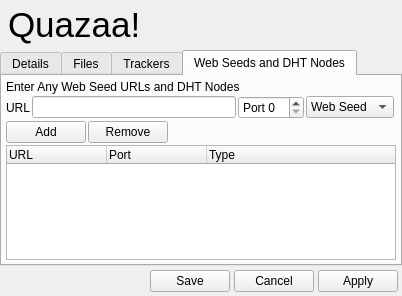
Old version of the form Quazaa/UI/dialogcreatetorrent.ui in the repository c3c/quazaa.
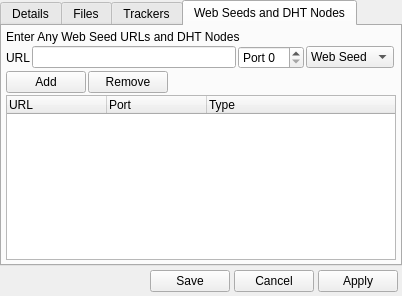
New version of the form. Icons and pictures are not drawn.

Diff of the .ui file:
```diff
--- a/Quazaa/UI/dialogcreatetorrent.ui
+++ b/Quazaa/UI/dialogcreatetorrent.ui
@@ -39,7 +39,7 @@
    <property name="spacing">
     <number>0</number>
    </property>
-   <item row="1" column="0">
+   <item row="0" column="0">
     <widget class="QTabWidget" name="tabsCreateTorrent">
      <property name="currentIndex">
       <number>3</number>
@@ -413,64 +413,7 @@
      </widget>
     </widget>
    </item>
-   <item row="0" column="0">
-    <widget class="QFrame" name="frameCommonHeader">
-     <property name="minimumSize">
-      <size>
-       <width>0</width>
-       <height>50</height>
-      </size>
-     </property>
-     <property name="maximumSize">
-      <size>
-       <width>16777215</width>
-       <height>50</height>
-      </size>
-     </property>
-     <property name="frameShape">
-      <enum>QFrame::NoFrame</enum>
-     </property>
-     <property name="frameShadow">
-      <enum>QFrame::Raised</enum>
-     </property>
-     <layout class="QGridLayout" name="gridLayout_23">
-      <property name="margin">
-       <number>1</number>
-      </property>
-      <property name="spacing">
-       <number>0</number>
-      </property>
-      <item row="0" column="0">
-       <widget class="QLabel" name="labelLogo">
-        <property name="styleSheet">
-         <string notr="true">background-color: transparent;</string>
-        </property>
-        <property name="pixmap">
-         <pixmap resource="../Resource.qrc">:/Resource/Quazaa48.png</pixmap>
-        </property>
-       </widget>
-      </item>
-      <item row="0" column="1">
-       <widget class="QLabel" name="labelHeaderText">
-        <property name="sizePolicy">
-         <sizepolicy hsizetype="MinimumExpanding" vsizetype="Preferred">
-          <horstretch>0</horstretch>
-          <verstretch>0</verstretch>
-         </sizepolicy>
-        </property>
-        <property name="text">
-         <string notr="true">&lt;!DOCTYPE HTML PUBLIC &quot;-//W3C//DTD HTML 4.0//EN&quot; &quot;http://www.w3.org/TR/REC-html40/strict.dtd&quot;&gt;
-&lt;html&gt;&lt;head&gt;&lt;meta name=&quot;qrichtext&quot; content=&quot;1&quot; /&gt;&lt;style type=&quot;text/css&quot;&gt;
-p, li { white-space: pre-wrap; }
-&lt;/style&gt;&lt;/head&gt;&lt;body style=&quot; font-family:'MS Shell Dlg 2'; font-size:8.25pt; font-weight:400; font-style:normal;&quot;&gt;
-&lt;p style=&quot; margin-top:0px; margin-bottom:0px; margin-left:0px; margin-right:0px; -qt-block-indent:0; text-indent:0px;&quot;&gt;&lt;span style=&quot; font-size:26pt;&quot;&gt;Quazaa!&lt;/span&gt;&lt;/p&gt;&lt;/body&gt;&lt;/html&gt;</string>
-        </property>
-       </widget>
-      </item>
-     </layout>
-    </widget>
-   </item>
-   <item row="2" column="0">
+   <item row="1" column="0">
     <layout class="QGridLayout" name="gridLayoutFooter">
      <property name="margin">
       <number>4</number>
```
